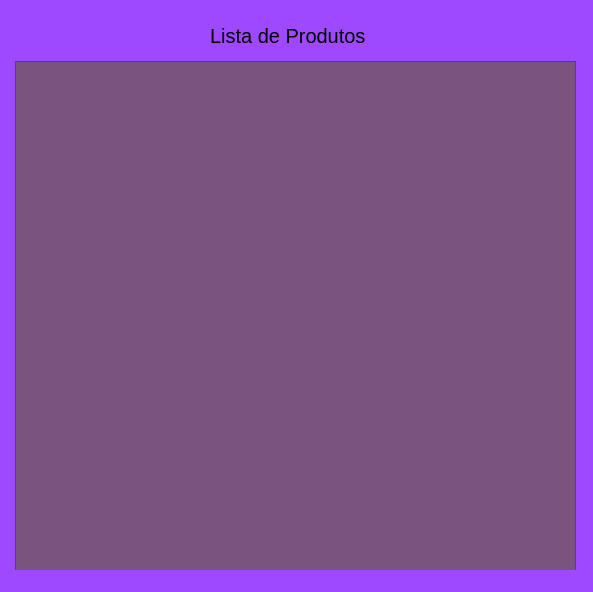
This is listar_dados.ui in geovanavillafranca/cadastro_de_produtos as Qt 5 draws it before an edit. The edited form follows.
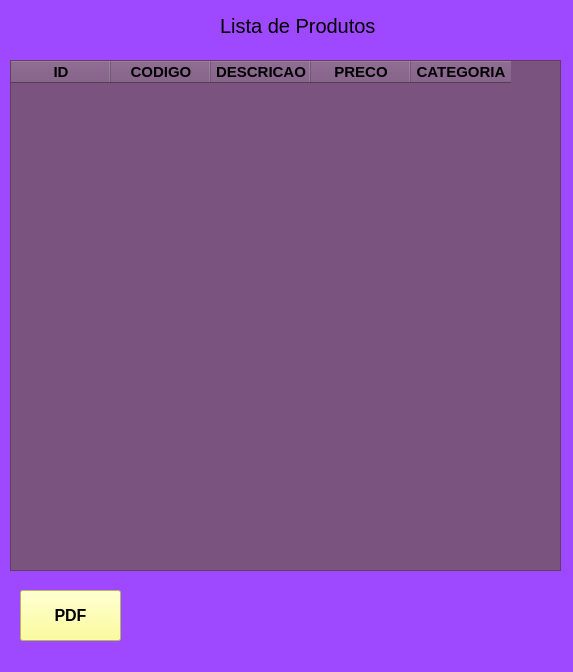
This is the edited form.

Commit message: criado botao e funcao para gerar o pdf das informacoes armazenadas no banco de dados

```diff
--- a/listar_dados.ui
+++ b/listar_dados.ui
@@ -6,8 +6,8 @@
    <rect>
     <x>0</x>
     <y>0</y>
-    <width>593</width>
-    <height>592</height>
+    <width>573</width>
+    <height>672</height>
    </rect>
   </property>
   <property name="windowTitle">
@@ -20,8 +20,8 @@
    <widget class="QLabel" name="label">
     <property name="geometry">
      <rect>
-      <x>210</x>
-      <y>20</y>
+      <x>220</x>
+      <y>10</y>
       <width>161</width>
       <height>31</height>
      </rect>
@@ -38,9 +38,9 @@
    <widget class="QTableWidget" name="tableWidget">
     <property name="geometry">
      <rect>
-      <x>15</x>
-      <y>61</y>
-      <width>561</width>
+      <x>10</x>
+      <y>60</y>
+      <width>551</width>
       <height>511</height>
      </rect>
     </property>
@@ -53,6 +53,90 @@
      <string notr="true">background-color: rgb(99, 83, 127);
 background-color: rgb(123, 83, 127);</string>
     </property>
+    <column>
+     <property name="text">
+      <string>ID</string>
+     </property>
+     <property name="font">
+      <font>
+       <pointsize>11</pointsize>
+       <weight>75</weight>
+       <italic>false</italic>
+       <bold>true</bold>
+      </font>
+     </property>
+    </column>
+    <column>
+     <property name="text">
+      <string>CODIGO</string>
+     </property>
+     <property name="font">
+      <font>
+       <pointsize>11</pointsize>
+       <weight>75</weight>
+       <bold>true</bold>
+      </font>
+     </property>
+    </column>
+    <column>
+     <property name="text">
+      <string>DESCRICAO</string>
+     </property>
+     <property name="font">
+      <font>
+       <pointsize>11</pointsize>
+       <weight>75</weight>
+       <bold>true</bold>
+      </font>
+     </property>
+    </column>
+    <column>
+     <property name="text">
+      <string>PRECO</string>
+     </property>
+     <property name="font">
+      <font>
+       <pointsize>11</pointsize>
+       <weight>75</weight>
+       <bold>true</bold>
+      </font>
+     </property>
+    </column>
+    <column>
+     <property name="text">
+      <string>CATEGORIA</string>
+     </property>
+     <property name="font">
+      <font>
+       <pointsize>11</pointsize>
+       <weight>75</weight>
+       <bold>true</bold>
+      </font>
+     </property>
+    </column>
+   </widget>
+   <widget class="QPushButton" name="pushButton">
+    <property name="geometry">
+     <rect>
+      <x>20</x>
+      <y>590</y>
+      <width>101</width>
+      <height>51</height>
+     </rect>
+    </property>
+    <property name="font">
+     <font>
+      <pointsize>12</pointsize>
+      <weight>75</weight>
+      <bold>true</bold>
+     </font>
+    </property>
+    <property name="styleSheet">
+     <string notr="true">background-color: rgb(255, 255, 127);</string>
+    </property>
+    <property name="text">
+     <string>PDF</string>
+    </property>
    </widget>
   </widget>
   <widget class="QMenuBar" name="menubar">
```
Left out of the diff: 2 changed lines with no effect on the pictures. The commit also changes 1 other file.
